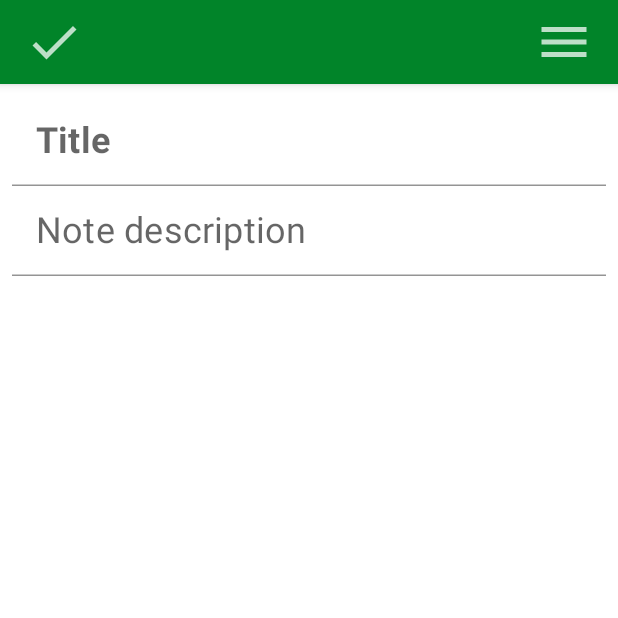
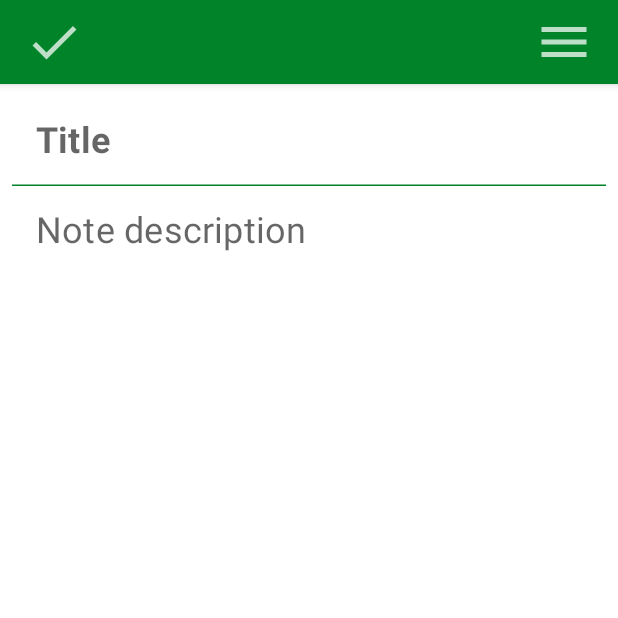
Before and after one commit to bilotserkivets/My-Notes, an Android app built with Jetpack Compose: the AddNoteScreen screen opened through its navigation route, on a phone screen of 412 x 824 dp, the top half of it. Run offline under Robolectric (Android 15) with nearby library versions, the phone set to English and light mode, and no system bars; our stand-ins replace Room's generated code, livedata-compose.

```diff
--- a/app/src/main/java/com/example/mynotes/screens/AddNoteScreen.kt
+++ b/app/src/main/java/com/example/mynotes/screens/AddNoteScreen.kt
@@ -54,7 +54,7 @@ fun AddNoteScreen(navController: NavHostController, viewModel: NotesViewModel) {
                 ) {
                     Row(modifier = Modifier.fillMaxWidth(0.2f)) {
                         IconButton(onClick = {
-
+                            if (noteTitle.isNotEmpty() || noteDescription.isNotEmpty()) {
                                 viewModel.createNote(
                                     Note(
                                         noteTitle = noteTitle,
@@ -64,6 +64,9 @@ fun AddNoteScreen(navController: NavHostController, viewModel: NotesViewModel) {
                                 ) {
                                     navController.navigate(NotesNavRoute.MainScreen.route)
                                 }
+                            } else {
+                                navController.navigate(NotesNavRoute.MainScreen.route)
+                            }
                         }) {
                             Icon(
                                 painter = painterResource(id = R.drawable.ic_check),
@@ -108,9 +111,13 @@ fun AddNoteScreen(navController: NavHostController, viewModel: NotesViewModel) {
                     modifier = Modifier.fillMaxWidth(),
                     colors = TextFieldDefaults.textFieldColors(
                         textColor = Color.Black,
-                        backgroundColor = Color.White
+                        backgroundColor = Color.White,
+                        cursorColor = Color.Gray,
+                        focusedIndicatorColor = Green800,
+                        unfocusedIndicatorColor = Green800
                     ),
                     textStyle = TextStyle(fontSize = 24.sp)
+
                 )
                 TextField(
                     value = noteDescription,
@@ -127,7 +134,10 @@ fun AddNoteScreen(navController: NavHostController, viewModel: NotesViewModel) {
                             textColor = Color.Black,
                             backgroundColor = Color.White,
                             focusedLabelColor = Color.White,
-                            disabledLabelColor = Color.White
+                            disabledLabelColor = Color.White,
+                            cursorColor = Color.Gray,
+                            focusedIndicatorColor = Color.White,
+                            unfocusedIndicatorColor = Color.White
                         ),
                     textStyle = TextStyle(fontSize = 18.sp)
                 )
--- a/app/src/main/java/com/example/mynotes/screens/MainScreen.kt
+++ b/app/src/main/java/com/example/mynotes/screens/MainScreen.kt
@@ -47,8 +47,10 @@ fun MainScreen(navController: NavHostController, viewModel: NotesViewModel) {
     var expanded by remember { mutableStateOf(false) }
 
     val notes = viewModel.getAllNotes().observeAsState(listOf()).value
-    //val categories = viewModel.
-    var isDialog by remember { mutableStateOf(false) }
+
+    var showDialog by remember { mutableStateOf(false) }
+
+    val categories = viewModel.getAllCategory().observeAsState(listOf()).value
 
 
 
@@ -255,7 +257,7 @@ fun MainScreen(navController: NavHostController, viewModel: NotesViewModel) {
                             Divider(color = DividerInMenu, thickness = 2.dp)
                             DropdownMenuItem(
                                 onClick = {
-                                    isDialog = true
+                                    showDialog = true
                                 }) {
                                 Icon(
                                     painter = painterResource(id = R.drawable.ic_folder),
@@ -274,15 +276,15 @@ fun MainScreen(navController: NavHostController, viewModel: NotesViewModel) {
                         }
                     }
                 )
-                if (isDialog) {
-                    DialogAddCategory(isDialog)
+                    if (showDialog) {
+                        DialogAddCategory(viewModel = viewModel, setShowDialog = { showDialog = it })
                     }
             }
         ) {
             Column(modifier = Modifier
                 .fillMaxWidth()
-                .padding(horizontal = 8.dp, vertical = 16.dp)) {
-                //CategoryItem()
+                .padding(horizontal = 8.dp)) {
+                CategoryItem(navController = navController, categories = categories)
                 NoteItem(navController = navController, notes = notes)
                 //NoteCheckItem()
             }
@@ -292,9 +294,15 @@ fun MainScreen(navController: NavHostController, viewModel: NotesViewModel) {
 }
 
 @Composable
-fun CategoryItem(category: Category) {
+fun CategoryItem(navController: NavHostController, categories: List<Category>) {
+    LazyColumn(modifier = Modifier
+        .fillMaxWidth()
+        .padding(vertical = 8.dp)) {
+        items(categories) { category ->
             Row(
-        modifier = Modifier.fillMaxWidth(),
+                modifier = Modifier
+                    .fillMaxWidth()
+                    .padding(8.dp, 16.dp, 8.dp, 16.dp),
                 verticalAlignment = Alignment.CenterVertically
             ) {
                 Icon(
@@ -305,11 +313,14 @@ fun CategoryItem(category: Category) {
                 )
                 Text(
                     text = category.nameCategory,
-            fontSize = 24.sp,
+                    fontSize = 20.sp,
                     modifier = Modifier.padding(horizontal = 8.dp)
                 )
             }
             Divider(color = Green800, thickness = 2.dp)
+        }
+    }
+
 }
 
 @Composable
```
Also changed, not shown: app/src/main/java/com/example/mynotes/NotesViewModel.kt (+13 -0 lines), app/src/main/java/com/example/mynotes/screens/DialogAddCategory.kt (+9 -4 lines), app/src/main/java/com/example/mynotes/screens/EditNoteScreen.kt (+8 -2 lines). Lines whose indentation alone changed are shown as unchanged.
